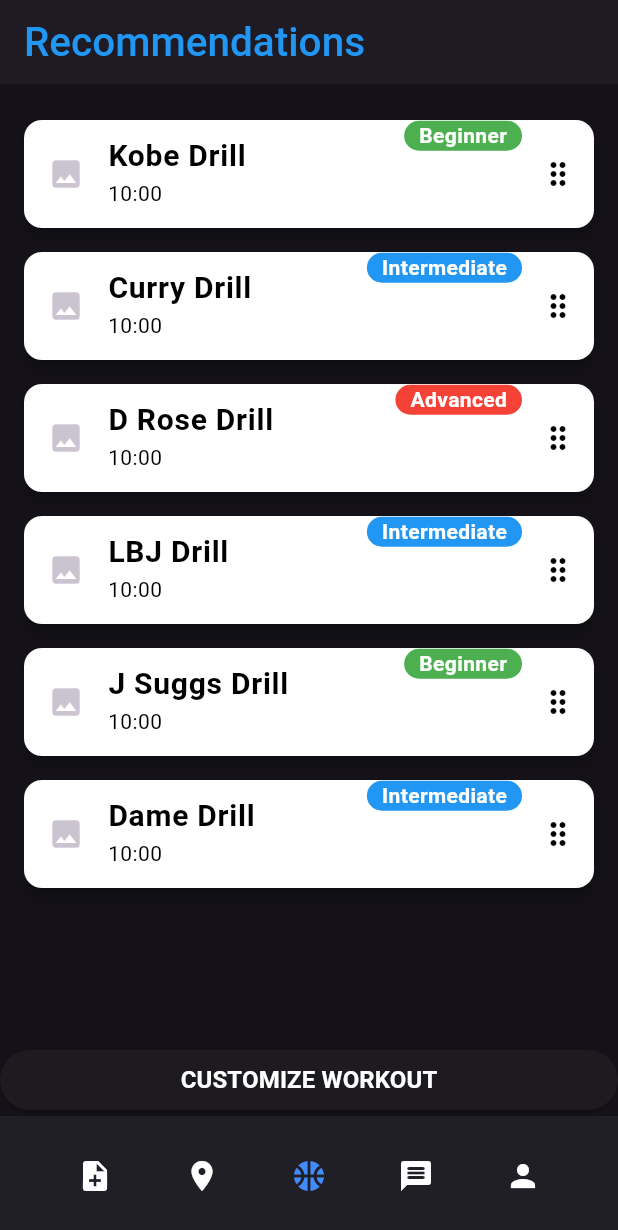
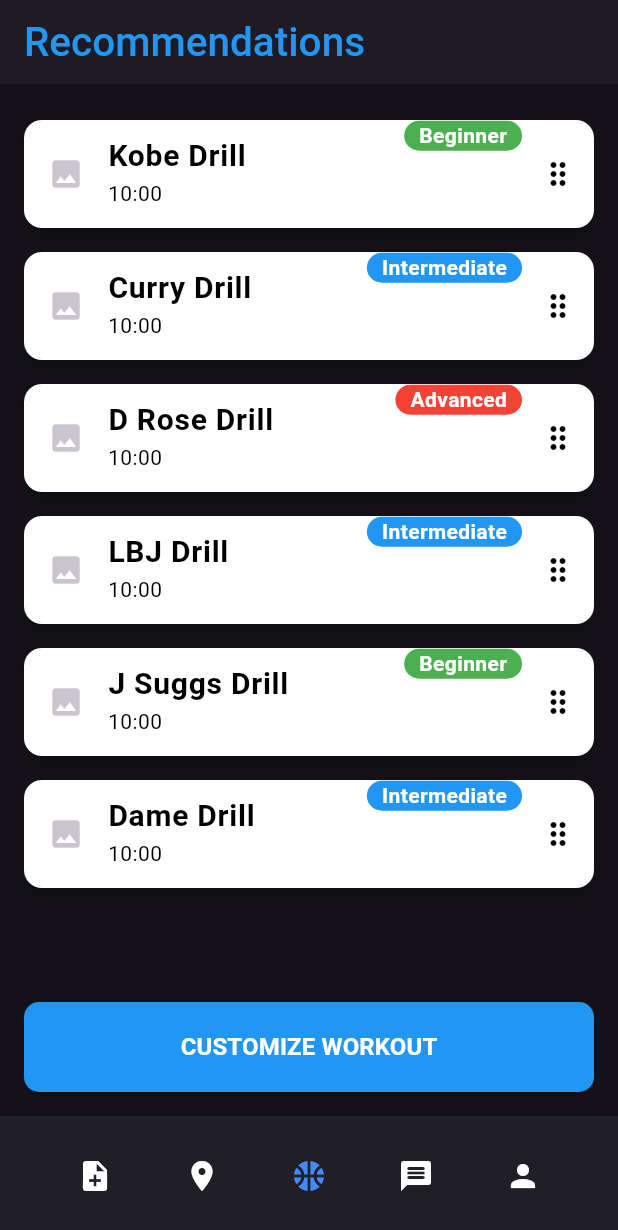
Before and after one commit to hsnta/yourCourt, a Flutter app: the screen it shows after launch, scrolled down 576 dp, after a tap on "CUSTOMIZE WORKOUT", on a phone screen of 412 x 824 dp. Shown: the top 1230 px of the screen. Run offline on Flutter 3.47's test engine with Material 3 defaults, Android fonts, the phone set to English and light mode, and no system bars.

Commit message:
frontend: feature: Dashboard Stats Part 1

```diff
--- /dev/null
+++ b/frontend/lib/modules/dashboard/components/recommendations/components/customize_workout_button.dart
@@ -0,0 +1,38 @@
+import 'package:flutter/material.dart';
+
+class CustomizeWorkoutButton extends StatelessWidget {
+  final VoidCallback onPressed;
+
+  const CustomizeWorkoutButton({
+    super.key,
+    required this.onPressed,
+  });
+
+  @override
+  Widget build(BuildContext context) {
+    return Container(
+      margin: const EdgeInsets.all(16.0),
+      child: SizedBox(
+        width: double.infinity,
+        child: ElevatedButton(
+          onPressed: onPressed,
+          style: ElevatedButton.styleFrom(
+            backgroundColor: Colors.blue,
+            minimumSize: const Size(double.infinity, 60),
+            shape: RoundedRectangleBorder(
+              borderRadius: BorderRadius.circular(10), // Change this to adjust the roundness
+            ),
+          ),
+          child: const Text(
+            'CUSTOMIZE WORKOUT',
+            style: TextStyle(
+              fontSize: 16,
+              fontWeight: FontWeight.bold,
+              color: Colors.white,
+            ),
+          ),
+        ),
+      ),
+    );
+  }
+}
--- a/frontend/lib/modules/dashboard/components/recommendations/components/recommendation_body.dart
+++ b/frontend/lib/modules/dashboard/components/recommendations/components/recommendation_body.dart
@@ -1,5 +1,6 @@
 import 'package:flutter/material.dart';
-import 'package:frontend/modules/dashboard/components/recommendations/components/recommendation_card.dart';
+import 'package:frontend/modules/dashboard/components/recommendations/components/recommendations_list.dart';
+import 'package:frontend/modules/dashboard/components/recommendations/components/customize_workout_button.dart';
 
 class RecommendationsBody extends StatefulWidget {
   const RecommendationsBody({super.key});
@@ -24,17 +25,9 @@ class _RecommendationsBodyState extends State<RecommendationsBody> {
       mainAxisAlignment: MainAxisAlignment.center,
       children: [
         Expanded(
-          child: ReorderableListView(
-            padding: const EdgeInsets.all(16.0),
-            children: cardData
-                .map((data) => RecommendationCard(
-              key: ValueKey(data["title"]),
-              title: data["title"] ?? '',
-              description: data["description"] ?? '',
-              difficulty: data["difficulty"] ?? '',
-            ))
-                .toList(),
-            onReorder: (int oldIndex, int newIndex) {
+          child: RecommendationsList(
+            cardData: cardData,
+            onReorder: (oldIndex, newIndex) {
               setState(() {
                 if (newIndex > oldIndex) {
                   newIndex -= 1;
@@ -45,21 +38,10 @@ class _RecommendationsBodyState extends State<RecommendationsBody> {
             },
           ),
         ),
-        SizedBox(
-          width: double.infinity,
-          child: ElevatedButton(
-            onPressed: () {
-              // Add your action here
-            },
-            child: const Text(
-              'CUSTOMIZE WORKOUT',
-              style: TextStyle(
-                fontSize: 16,
-                fontWeight: FontWeight.bold,
-                color: Colors.white,
-              ),
-            ),
-          ),
+        CustomizeWorkoutButton(
+          onPressed: () {
+            // Add your action here
+          },
         ),
       ],
     );
--- a/frontend/lib/modules/dashboard/components/recommendations/components/recommendation_card.dart
+++ b/frontend/lib/modules/dashboard/components/recommendations/components/recommendation_card.dart
@@ -27,7 +27,7 @@ class RecommendationCard extends StatelessWidget {
             ),
           ),
           _Tag(difficulty: difficulty),
-          _DragButton(),
+          const _DragButton(),
         ],
       ),
     );
--- /dev/null
+++ b/frontend/lib/modules/dashboard/components/recommendations/components/recommendations_list.dart
@@ -0,0 +1,29 @@
+import 'package:flutter/material.dart';
+import 'package:frontend/modules/dashboard/components/recommendations/components/recommendation_card.dart';
+
+class RecommendationsList extends StatelessWidget {
+  final List<Map<String, String>> cardData;
+  final Function(int, int) onReorder;
+
+  const RecommendationsList({
+    super.key,
+    required this.cardData,
+    required this.onReorder,
+  });
+
+  @override
+  Widget build(BuildContext context) {
+    return ReorderableListView(
+      padding: const EdgeInsets.all(16.0),
+      onReorder: onReorder,
+      children: cardData
+          .map((data) => RecommendationCard(
+        key: ValueKey(data["title"]),
+        title: data["title"] ?? '',
+        description: data["description"] ?? '',
+        difficulty: data["difficulty"] ?? '',
+      ))
+          .toList(),
+    );
+  }
+}
--- /dev/null
+++ b/frontend/lib/modules/dashboard/components/stats/circular_stats.dart
@@ -0,0 +1,61 @@
+import 'package:flutter/material.dart';
+
+class CircularStats extends StatelessWidget {
+  final String countText;
+  final String descriptionText;
+
+  const CircularStats({
+    Key? key,
+    required this.countText,
+    required this.descriptionText,
+  }) : super(key: key);
+
+  @override
+  Widget build(BuildContext context) {
+    return SizedBox(
+      height: 140, // Set the height of the stack
+      child: Stack(
+        alignment: Alignment.topCenter, // Align everything to the top center
+        children: [
+          Container(
+            alignment: Alignment.topCenter, // Align the circle and text container to the top center
+            child: CircleAvatar(
+              radius: 50,
+              backgroundColor: Colors.white,
+              child: Text(
+                countText,
+                style: TextStyle(
+                  color: Colors.blue,
+                  fontWeight: FontWeight.bold,
+                  fontSize: 40,
+                ),
+              ),
+            ),
+          ),
+          Positioned(
+            top: 80, // Adjust this value to control the overlap
+            child: Container(
+              width: 85,
+              decoration: BoxDecoration(
+                color: Colors.white,
+                borderRadius: BorderRadius.circular(5),
+              ),
+              padding: EdgeInsets.all(5),
+              child: Text(
+                descriptionText,
+                maxLines: 2,
+                overflow: TextOverflow.ellipsis,
+                style: TextStyle(
+                  color: Colors.black,
+                  fontSize: 12,
+                  fontWeight: FontWeight.bold
+                ),
+                textAlign: TextAlign.center,
+              ),
+            ),
+          ),
+        ],
+      ),
+    );
+  }
+}
--- a/frontend/lib/modules/dashboard/components/stats/stats.dart
+++ b/frontend/lib/modules/dashboard/components/stats/stats.dart
@@ -1,22 +1,88 @@
 import 'package:flutter/material.dart';
+import 'circular_stats.dart';
 
 class Stats extends StatelessWidget {
   const Stats({super.key});
 
   @override
   Widget build(BuildContext context) {
-    return Container(
-      color: Colors.blue,
-      child: const Center(
-        child: Text(
-          'Stats',
-          style: TextStyle(
-            color: Colors.white,
-            fontSize: 24,
-            fontWeight: FontWeight.bold,
+    return Stack(
+      children: [
+        Container(
+          decoration: const BoxDecoration(
+            image: DecorationImage(
+                image: AssetImage('assets/dashboard_background.png'),
+                fit: BoxFit.fitWidth,
+                alignment: Alignment.topCenter),
           ),
         ),
-      ),
+        Container(
+          padding: const EdgeInsets.all(20.0),
+          child: Container(
+            padding: const EdgeInsets.all(15.0),
+            child: Column(
+              crossAxisAlignment: CrossAxisAlignment.start,
+              children: [
+                const SizedBox(height: 1.0),
+                const Text(
+                  'Hi JAREL',
+                  style: TextStyle(
+                    color: Colors.blue,
+                    fontSize: 24.0,
+                    fontWeight: FontWeight.bold
+                  ),
+                ),
+                const Row(
+                  mainAxisAlignment: MainAxisAlignment.end,
+                  children: [CircularStats(
+                    countText: '10',
+                    descriptionText: 'DAYS TILL TRYOUTS',
+                  )]
+                ),
+                const SizedBox(height: 50.0),
+                const Row(
+                  mainAxisAlignment: MainAxisAlignment.spaceBetween,
+                  children: [
+                    CircularStats(
+                      countText: '5',
+                      descriptionText: 'DAYS OUT OF MONTH',
+                    ),
+                    CircularStats(
+                      countText: '10',
+                      descriptionText: 'WORKOUTS COMPLETED',
+                    ),
+                    CircularStats(
+                      countText: '9',
+                      descriptionText: 'AVG DRILLS PER DAY',
+                    ),
+                  ],
+                ),
+                // Progress bar
+                Container(
+                  height: 40,
+                  child: LinearProgressIndicator(
+                    backgroundColor: Colors.white,
+                    valueColor: const AlwaysStoppedAnimation<Color>(Colors.blue),
+                    value: 0.5, // Set the value of the progress bar (0.0 to 1.0)
+                    borderRadius: BorderRadius.circular(100),
+                  ),
+                ),
+                const SizedBox(height: 5.0),
+                const Center(
+                  child: Text(
+                    "7,777 SHOTS LEFT KEEP GOING",
+                    style: TextStyle(
+                      fontSize: 20,
+                    ),
+                    textAlign: TextAlign.center,
+                  ),
+                )
+
+              ],
+            ),
+          ),
+        )
+      ],
     );
   }
 }
--- a/frontend/pubspec.yaml
+++ b/frontend/pubspec.yaml
@@ -59,9 +59,8 @@ flutter:
   uses-material-design: true
 
   # To add assets to your application, add an assets section, like this:
-  # assets:
-  #   - images/a_dot_burr.jpeg
-  #   - images/a_dot_ham.jpeg
+  assets:
+     - assets/dashboard_background.png
 
   # An image asset can refer to one or more resolution-specific "variants", see
   # https://flutter.dev/assets-and-images/#resolution-aware
```
Also changed, not shown: frontend/assets/dashboard_background.png (added).
